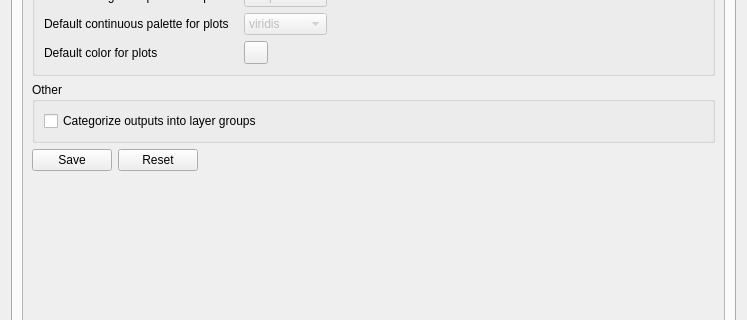
Qt form eis_qgis_plugin/resources/ui/wizard_settings.ui (GispoCoding/eis_qgis_plugin) before a commit; both pictures show x 0 to 747 and y 282 to 602 of the 747 by 779 pixel window.
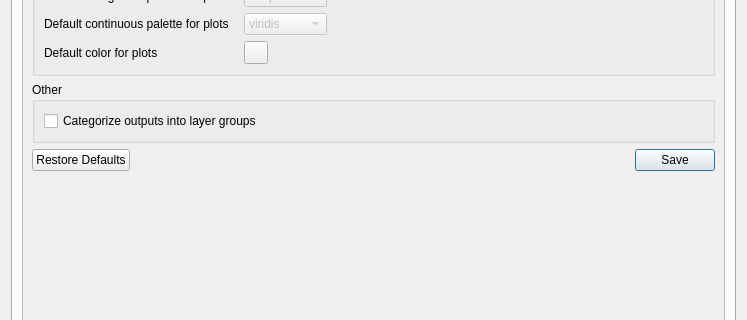
The same form after that commit. Custom widgets are drawn as their Qt base class.

Commit message: ui(wizard-settings): change save and reset to use QDialogButtonBox

```diff
--- a/eis_qgis_plugin/resources/ui/wizard_settings.ui
+++ b/eis_qgis_plugin/resources/ui/wizard_settings.ui
@@ -307,35 +307,11 @@
             </widget>
            </item>
            <item>
-            <layout class="QHBoxLayout" name="horizontalLayout">
-             <item>
-              <widget class="QPushButton" name="save_settings_btn">
-               <property name="text">
-                <string>Save</string>
-               </property>
-              </widget>
-             </item>
-             <item>
-              <widget class="QPushButton" name="reset_settings_btn">
-               <property name="text">
-                <string>Reset</string>
-               </property>
-              </widget>
-             </item>
-             <item>
-              <spacer name="horizontalSpacer_4">
-               <property name="orientation">
-                <enum>Qt::Horizontal</enum>
-               </property>
-               <property name="sizeHint" stdset="0">
-                <size>
-                 <width>40</width>
-                 <height>20</height>
-                </size>
-               </property>
-              </spacer>
-             </item>
-            </layout>
+            <widget class="QDialogButtonBox" name="settings_button_box">
+             <property name="standardButtons">
+              <set>QDialogButtonBox::RestoreDefaults|QDialogButtonBox::Save</set>
+             </property>
+            </widget>
            </item>
            <item>
             <spacer name="verticalSpacer">
```
The commit also changes 1 other file.
